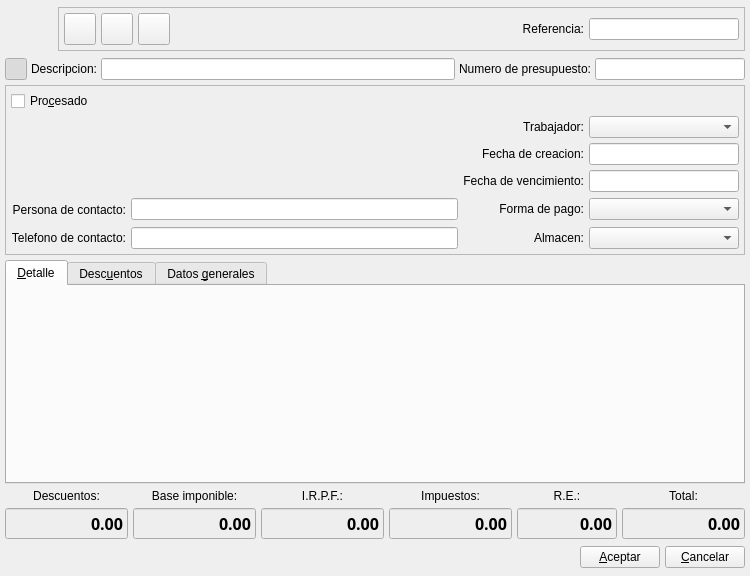
Old version of the form bulmages/bulmafact/plugins/pluginbf_clientepresupuesto/presupuestoclientebase.ui in the repository eboladev/Bulmages-1.
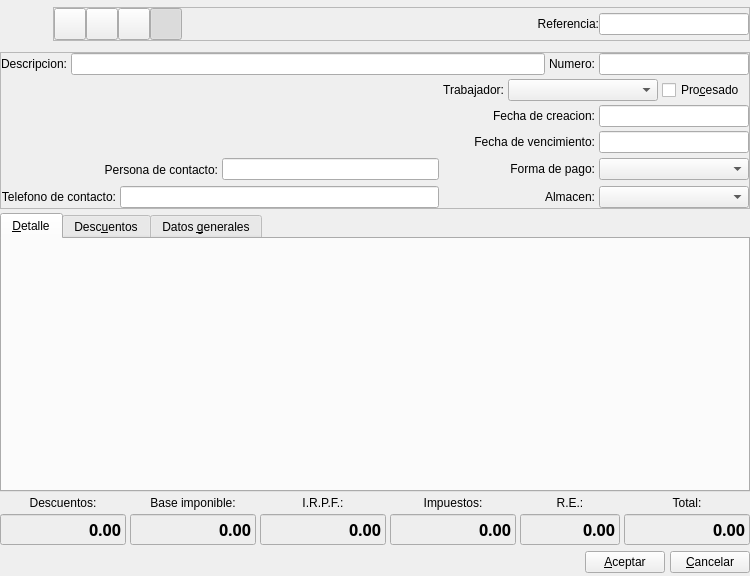
New version of the form. Icons and pictures are not drawn. Custom widgets are drawn as their Qt base class.

Commit message: Arreglo algunos detalles de CSS

Patch:
```diff
--- a/bulmages/bulmafact/plugins/pluginbf_clientepresupuesto/presupuestoclientebase.ui
+++ b/bulmages/bulmafact/plugins/pluginbf_clientepresupuesto/presupuestoclientebase.ui
@@ -23,24 +23,21 @@
    <iconset resource="../../../bulmages.qrc" >
     <normaloff>:/Images/client-quote.png</normaloff>:/Images/client-quote.png</iconset>
   </property>
-  <layout class="QGridLayout" >
-   <property name="margin" >
-    <number>5</number>
+  <layout class="QGridLayout" name="gridLayout_2">
+   <property name="margin">
+    <number>0</number>
    </property>
-   <property name="spacing" >
+   <item row="0" column="0" colspan="6">
+    <layout class="QHBoxLayout">
+     <property name="spacing">
     <number>5</number>
    </property>
-   <item row="0" column="0" colspan="6" >
-    <layout class="QHBoxLayout" >
-     <property name="spacing" >
-      <number>5</number>
-     </property>
-     <property name="margin" >
+     <property name="margin">
       <number>0</number>
      </property>
      <item>
-      <widget class="QLabel" name="pixmapLabel1" >
-       <property name="minimumSize" >
+      <widget class="QLabel" name="pixmapLabel1">
+       <property name="minimumSize">
         <size>
          <width>48</width>
          <height>48</height>
@@ -61,9 +58,9 @@
       </widget>
      </item>
      <item>
-      <widget class="QFrame" name="frame_2" >
-       <property name="sizePolicy" >
-        <sizepolicy vsizetype="Fixed" hsizetype="Expanding" >
+      <widget class="QFrame" name="frame_2">
+       <property name="sizePolicy">
+        <sizepolicy hsizetype="Expanding" vsizetype="Fixed">
          <horstretch>0</horstretch>
          <verstretch>0</verstretch>
         </sizepolicy>
@@ -74,16 +71,16 @@
        <property name="frameShadow" >
         <enum>QFrame::Raised</enum>
        </property>
-       <layout class="QHBoxLayout" >
-        <property name="spacing" >
-         <number>5</number>
+       <layout class="QHBoxLayout">
+        <property name="spacing">
+         <number>0</number>
         </property>
-        <property name="margin" >
-         <number>5</number>
+        <property name="margin">
+         <number>0</number>
         </property>
         <item>
-         <widget class="QToolButton" name="mui_guardar" >
-          <property name="minimumSize" >
+         <widget class="QToolButton" name="mui_guardar">
+          <property name="minimumSize">
            <size>
             <width>32</width>
             <height>32</height>
@@ -120,8 +117,8 @@
          </widget>
         </item>
         <item>
-         <widget class="QToolButton" name="mui_borrar" >
-          <property name="minimumSize" >
+         <widget class="QToolButton" name="mui_borrar">
+          <property name="minimumSize">
            <size>
             <width>32</width>
             <height>32</height>
@@ -158,8 +155,8 @@
          </widget>
         </item>
         <item>
-         <widget class="QToolButton" name="mui_imprimir" >
-          <property name="minimumSize" >
+         <widget class="QToolButton" name="mui_imprimir">
+          <property name="minimumSize">
            <size>
             <width>32</width>
             <height>32</height>
@@ -195,6 +192,50 @@
           </property>
          </widget>
         </item>
+        <item>
+         <widget class="QToolButton" name="mui_detalles">
+          <property name="minimumSize">
+           <size>
+            <width>32</width>
+            <height>32</height>
+           </size>
+          </property>
+          <property name="maximumSize">
+           <size>
+            <width>32</width>
+            <height>32</height>
+           </size>
+          </property>
+          <property name="toolTip">
+           <string>Mostrar/Ocultar cabecera</string>
+          </property>
+          <property name="whatsThis">
+           <string>Mostrar/Ocultar cabecera</string>
+          </property>
+          <property name="text">
+           <string/>
+          </property>
+          <property name="icon">
+           <iconset resource="../../../bulmages.qrc">
+            <normaloff>:/Images/document-properties.png</normaloff>:/Images/document-properties.png</iconset>
+          </property>
+          <property name="iconSize">
+           <size>
+            <width>32</width>
+            <height>32</height>
+           </size>
+          </property>
+          <property name="shortcut">
+           <string>Ctrl+G</string>
+          </property>
+          <property name="checkable">
+           <bool>true</bool>
+          </property>
+          <property name="checked">
+           <bool>true</bool>
+          </property>
+         </widget>
+        </item>
         <item>
          <spacer>
           <property name="orientation" >
@@ -212,9 +253,9 @@
          </spacer>
         </item>
         <item>
-         <widget class="QFrame" name="mui_plugbotones" >
-          <property name="sizePolicy" >
-           <sizepolicy vsizetype="Preferred" hsizetype="Expanding" >
+         <widget class="QFrame" name="mui_plugbotones">
+          <property name="sizePolicy">
+           <sizepolicy hsizetype="Expanding" vsizetype="Preferred">
             <horstretch>0</horstretch>
             <verstretch>0</verstretch>
            </sizepolicy>
@@ -247,9 +288,9 @@
          </spacer>
         </item>
         <item>
-         <widget class="QLabel" name="label6" >
-          <property name="sizePolicy" >
-           <sizepolicy vsizetype="Fixed" hsizetype="Preferred" >
+         <widget class="QLabel" name="label6">
+          <property name="sizePolicy">
+           <sizepolicy hsizetype="Preferred" vsizetype="Fixed">
             <horstretch>0</horstretch>
             <verstretch>0</verstretch>
            </sizepolicy>
@@ -266,9 +307,9 @@
          </widget>
         </item>
         <item>
-         <widget class="BfBuscarReferencia" name="mui_refpresupuesto" >
-          <property name="sizePolicy" >
-           <sizepolicy vsizetype="Fixed" hsizetype="Fixed" >
+         <widget class="BfBuscarReferencia" name="mui_refpresupuesto">
+          <property name="sizePolicy">
+           <sizepolicy hsizetype="Fixed" vsizetype="Fixed">
             <horstretch>0</horstretch>
             <verstretch>0</verstretch>
            </sizepolicy>
@@ -292,56 +333,36 @@
      </item>
     </layout>
    </item>
-   <item row="1" column="0" colspan="6" >
-    <layout class="QHBoxLayout" >
-     <item>
-      <widget class="QToolButton" name="mui_detalles" >
-       <property name="minimumSize" >
-        <size>
-         <width>22</width>
-         <height>22</height>
-        </size>
-       </property>
-       <property name="maximumSize" >
+   <item row="1" column="0" colspan="6">
+    <widget class="QFrame" name="frame">
+     <property name="sizePolicy">
+      <sizepolicy hsizetype="Expanding" vsizetype="Preferred">
+       <horstretch>0</horstretch>
+       <verstretch>0</verstretch>
+      </sizepolicy>
+     </property>
+     <property name="minimumSize">
         <size>
-         <width>22</width>
-         <height>22</height>
-        </size>
-       </property>
-       <property name="toolTip" >
-        <string>Mostrar/Ocultar cabecera</string>
-       </property>
-       <property name="whatsThis" >
-        <string>Mostrar/Ocultar cabecera</string>
-       </property>
-       <property name="text" >
-        <string/>
-       </property>
-       <property name="icon" >
-        <iconset resource="../../../bulmages.qrc" >
-         <normaloff>:/Images/document-open.png</normaloff>:/Images/document-open.png</iconset>
-       </property>
-       <property name="iconSize" >
-        <size>
-         <width>32</width>
-         <height>32</height>
-        </size>
-       </property>
-       <property name="shortcut" >
-        <string>Ctrl+G</string>
-       </property>
-       <property name="checkable" >
-        <bool>true</bool>
-       </property>
-       <property name="checked" >
-        <bool>true</bool>
-       </property>
-      </widget>
-     </item>
+       <width>0</width>
+       <height>0</height>
+      </size>
+     </property>
+     <property name="frameShape">
+      <enum>QFrame::StyledPanel</enum>
+     </property>
+     <property name="frameShadow">
+      <enum>QFrame::Raised</enum>
+     </property>
+     <layout class="QGridLayout" name="gridLayout">
+      <property name="margin">
+       <number>0</number>
+      </property>
+      <item row="0" column="0" colspan="4">
+       <layout class="QHBoxLayout">
      <item>
-      <widget class="QLabel" name="label8" >
-       <property name="sizePolicy" >
-        <sizepolicy vsizetype="Fixed" hsizetype="Preferred" >
+         <widget class="QLabel" name="label8">
+          <property name="sizePolicy">
+           <sizepolicy hsizetype="Preferred" vsizetype="Fixed">
          <horstretch>0</horstretch>
          <verstretch>0</verstretch>
         </sizepolicy>
@@ -358,9 +379,9 @@
       </widget>
      </item>
      <item>
-      <widget class="QLineEdit" name="mui_descpresupuesto" >
-       <property name="sizePolicy" >
-        <sizepolicy vsizetype="Preferred" hsizetype="Expanding" >
+         <widget class="QLineEdit" name="mui_descpresupuesto">
+          <property name="sizePolicy">
+           <sizepolicy hsizetype="Expanding" vsizetype="Preferred">
          <horstretch>0</horstretch>
          <verstretch>0</verstretch>
         </sizepolicy>
@@ -371,17 +392,17 @@
       </widget>
      </item>
      <item>
-      <widget class="QLabel" name="label7" >
-       <property name="sizePolicy" >
-        <sizepolicy vsizetype="Fixed" hsizetype="Preferred" >
+         <widget class="QLabel" name="label7">
+          <property name="sizePolicy">
+           <sizepolicy hsizetype="Preferred" vsizetype="Fixed">
          <horstretch>0</horstretch>
          <verstretch>0</verstretch>
         </sizepolicy>
        </property>
-       <property name="text" >
-        <string>Numero de presupuesto:</string>
-       </property>
-       <property name="alignment" >
+          <property name="text">
+           <string>Numero:</string>
+          </property>
+          <property name="alignment">
         <set>Qt::AlignRight|Qt::AlignTrailing|Qt::AlignVCenter</set>
        </property>
        <property name="buddy" >
@@ -390,9 +411,9 @@
       </widget>
      </item>
      <item>
-      <widget class="QLineEdit" name="mui_numpresupuesto" >
-       <property name="sizePolicy" >
-        <sizepolicy vsizetype="Preferred" hsizetype="Preferred" >
+         <widget class="QLineEdit" name="mui_numpresupuesto">
+          <property name="sizePolicy">
+           <sizepolicy hsizetype="Preferred" vsizetype="Preferred">
          <horstretch>0</horstretch>
          <verstretch>0</verstretch>
         </sizepolicy>
@@ -413,84 +434,33 @@
      </item>
     </layout>
    </item>
-   <item row="2" column="0" colspan="6" >
-    <widget class="QFrame" name="frame" >
-     <property name="sizePolicy" >
-      <sizepolicy vsizetype="Preferred" hsizetype="Expanding" >
+      <item row="1" column="0" rowspan="3">
+       <widget class="BlSearchWidget" name="mui_idcliente" native="true">
+        <property name="sizePolicy">
+         <sizepolicy hsizetype="Ignored" vsizetype="Ignored">
        <horstretch>0</horstretch>
        <verstretch>0</verstretch>
       </sizepolicy>
      </property>
      <property name="minimumSize" >
       <size>
-       <width>0</width>
-       <height>0</height>
-      </size>
-     </property>
-     <property name="frameShape" >
-      <enum>QFrame::StyledPanel</enum>
-     </property>
-     <property name="frameShadow" >
-      <enum>QFrame::Raised</enum>
-     </property>
-     <layout class="QGridLayout" >
-      <property name="margin" >
-       <number>5</number>
-      </property>
-      <property name="spacing" >
-       <number>5</number>
-      </property>
-      <item row="0" column="0" colspan="4" >
-       <widget class="QCheckBox" name="mui_procesadopresupuesto" >
-        <property name="layoutDirection" >
-         <enum>Qt::LeftToRight</enum>
-        </property>
-        <property name="text" >
-         <string>Pro&amp;cesado</string>
-        </property>
-       </widget>
-      </item>
-      <item row="1" column="3" colspan="2" >
-       <widget class="BfBuscarTrabajador" name="mui_idtrabajador" >
-        <property name="minimumSize" >
-         <size>
           <width>150</width>
           <height>0</height>
          </size>
         </property>
-        <property name="maximumSize" >
-         <size>
-          <width>150</width>
-          <height>16777215</height>
-         </size>
-        </property>
        </widget>
       </item>
-      <item rowspan="3" row="1" column="0" colspan="2" >
-       <widget class="BlSearchWidget" native="1" name="mui_idcliente" >
-        <property name="sizePolicy" >
-         <sizepolicy vsizetype="Ignored" hsizetype="Ignored" >
+      <item row="1" column="1">
+       <layout class="QHBoxLayout" name="horizontalLayout_7">
+        <item>
+         <widget class="QLabel" name="label10">
+          <property name="sizePolicy">
+           <sizepolicy hsizetype="Preferred" vsizetype="Fixed">
           <horstretch>0</horstretch>
           <verstretch>0</verstretch>
          </sizepolicy>
         </property>
-        <property name="minimumSize" >
-         <size>
-          <width>150</width>
-          <height>0</height>
-         </size>
-        </property>
-       </widget>
-      </item>
-      <item row="1" column="2" >
-       <widget class="QLabel" name="label10" >
-        <property name="sizePolicy" >
-         <sizepolicy vsizetype="Fixed" hsizetype="Preferred" >
-          <horstretch>0</horstretch>
-          <verstretch>0</verstretch>
-         </sizepolicy>
-        </property>
-        <property name="text" >
+          <property name="text">
          <string>Trabajador:</string>
         </property>
         <property name="alignment" >
@@ -501,10 +471,40 @@
         </property>
        </widget>
       </item>
-      <item row="2" column="2" >
-       <widget class="QLabel" name="label15" >
-        <property name="sizePolicy" >
-         <sizepolicy vsizetype="Fixed" hsizetype="Preferred" >
+        <item>
+         <widget class="BfBuscarTrabajador" name="mui_idtrabajador">
+          <property name="minimumSize">
+           <size>
+            <width>150</width>
+            <height>0</height>
+           </size>
+          </property>
+          <property name="maximumSize">
+           <size>
+            <width>150</width>
+            <height>16777215</height>
+           </size>
+          </property>
+         </widget>
+        </item>
+       </layout>
+      </item>
+      <item row="1" column="2">
+       <widget class="QCheckBox" name="mui_procesadopresupuesto">
+        <property name="layoutDirection">
+         <enum>Qt::LeftToRight</enum>
+        </property>
+        <property name="text">
+         <string>Pro&amp;cesado</string>
+        </property>
+       </widget>
+      </item>
+      <item row="2" column="1" colspan="3">
+       <layout class="QHBoxLayout" name="horizontalLayout_6">
+        <item>
+         <widget class="QLabel" name="label15">
+          <property name="sizePolicy">
+           <sizepolicy hsizetype="Preferred" vsizetype="Fixed">
           <horstretch>0</horstretch>
           <verstretch>0</verstretch>
          </sizepolicy>
@@ -520,9 +520,9 @@
         </property>
        </widget>
       </item>
-      <item row="2" column="3" colspan="2" >
-       <widget class="BlDateSearch" name="mui_fpresupuesto" >
-        <property name="minimumSize" >
+        <item>
+         <widget class="BlDateSearch" name="mui_fpresupuesto">
+          <property name="minimumSize">
          <size>
           <width>150</width>
           <height>0</height>
@@ -536,10 +536,14 @@
         </property>
        </widget>
       </item>
-      <item row="3" column="2" >
-       <widget class="QLabel" name="label11" >
-        <property name="sizePolicy" >
-         <sizepolicy vsizetype="Fixed" hsizetype="Preferred" >
+       </layout>
+      </item>
+      <item row="3" column="1" colspan="3">
+       <layout class="QHBoxLayout" name="horizontalLayout_5">
+        <item>
+         <widget class="QLabel" name="label11">
+          <property name="sizePolicy">
+           <sizepolicy hsizetype="Preferred" vsizetype="Fixed">
           <horstretch>0</horstretch>
           <verstretch>0</verstretch>
          </sizepolicy>
@@ -555,9 +559,9 @@
         </property>
        </widget>
       </item>
-      <item row="3" column="3" colspan="2" >
-       <widget class="BlDateSearch" name="mui_vencpresupuesto" >
-        <property name="minimumSize" >
+        <item>
+         <widget class="BlDateSearch" name="mui_vencpresupuesto">
+          <property name="minimumSize">
          <size>
           <width>150</width>
           <height>0</height>
@@ -571,10 +575,14 @@
         </property>
        </widget>
       </item>
-      <item row="4" column="0" >
-       <widget class="QLabel" name="label9" >
-        <property name="sizePolicy" >
-         <sizepolicy vsizetype="Fixed" hsizetype="Preferred" >
+       </layout>
+      </item>
+      <item row="4" column="0">
+       <layout class="QHBoxLayout" name="horizontalLayout_2">
+        <item>
+         <widget class="QLabel" name="label9">
+          <property name="sizePolicy">
+           <sizepolicy hsizetype="Preferred" vsizetype="Fixed">
           <horstretch>0</horstretch>
           <verstretch>0</verstretch>
          </sizepolicy>
@@ -596,20 +604,24 @@
         </property>
        </widget>
       </item>
-      <item row="4" column="1" >
-       <widget class="QLineEdit" name="mui_contactpresupuesto" >
-        <property name="sizePolicy" >
-         <sizepolicy vsizetype="Fixed" hsizetype="Ignored" >
+        <item>
+         <widget class="QLineEdit" name="mui_contactpresupuesto">
+          <property name="sizePolicy">
+           <sizepolicy hsizetype="Ignored" vsizetype="Fixed">
           <horstretch>0</horstretch>
           <verstretch>0</verstretch>
          </sizepolicy>
         </property>
        </widget>
       </item>
-      <item row="4" column="2" >
-       <widget class="QLabel" name="label12" >
-        <property name="sizePolicy" >
-         <sizepolicy vsizetype="Fixed" hsizetype="Preferred" >
+       </layout>
+      </item>
+      <item row="4" column="1" colspan="3">
+       <layout class="QHBoxLayout" name="horizontalLayout_4">
+        <item>
+         <widget class="QLabel" name="label12">
+          <property name="sizePolicy">
+           <sizepolicy hsizetype="Preferred" vsizetype="Fixed">
           <horstretch>0</horstretch>
           <verstretch>0</verstretch>
          </sizepolicy>
@@ -625,9 +637,9 @@
         </property>
        </widget>
       </item>
-      <item row="4" column="3" colspan="2" >
-       <widget class="BfBuscarFormaPago" name="mui_idforma_pago" >
-        <property name="maximumSize" >
+        <item>
+         <widget class="BfBuscarFormaPago" name="mui_idforma_pago">
+          <property name="maximumSize">
          <size>
           <width>150</width>
           <height>16777215</height>
@@ -635,10 +647,14 @@
         </property>
        </widget>
       </item>
-      <item row="5" column="0" >
-       <widget class="QLabel" name="label14" >
-        <property name="sizePolicy" >
-         <sizepolicy vsizetype="Fixed" hsizetype="Preferred" >
+       </layout>
+      </item>
+      <item row="5" column="0">
+       <layout class="QHBoxLayout" name="horizontalLayout">
+        <item>
+         <widget class="QLabel" name="label14">
+          <property name="sizePolicy">
+           <sizepolicy hsizetype="Preferred" vsizetype="Fixed">
           <horstretch>0</horstretch>
           <verstretch>0</verstretch>
          </sizepolicy>
@@ -654,20 +670,24 @@
         </property>
        </widget>
       </item>
-      <item row="5" column="1" >
-       <widget class="QLineEdit" name="mui_telpresupuesto" >
-        <property name="sizePolicy" >
-         <sizepolicy vsizetype="Fixed" hsizetype="Expanding" >
+        <item>
+         <widget class="QLineEdit" name="mui_telpresupuesto">
+          <property name="sizePolicy">
+           <sizepolicy hsizetype="Expanding" vsizetype="Fixed">
           <horstretch>0</horstretch>
           <verstretch>0</verstretch>
          </sizepolicy>
         </property>
        </widget>
       </item>
-      <item row="5" column="2" >
-       <widget class="QLabel" name="m_lblalmacen" >
-        <property name="sizePolicy" >
-         <sizepolicy vsizetype="Fixed" hsizetype="Preferred" >
+       </layout>
+      </item>
+      <item row="5" column="1" colspan="3">
+       <layout class="QHBoxLayout" name="horizontalLayout_3">
+        <item>
+         <widget class="QLabel" name="m_lblalmacen">
+          <property name="sizePolicy">
+           <sizepolicy hsizetype="Preferred" vsizetype="Fixed">
           <horstretch>0</horstretch>
           <verstretch>0</verstretch>
          </sizepolicy>
@@ -683,9 +703,9 @@
         </property>
        </widget>
       </item>
-      <item row="5" column="3" colspan="2" >
-       <widget class="BfBuscarAlmacen" name="mui_idalmacen" >
-        <property name="minimumSize" >
+        <item>
+         <widget class="BfBuscarAlmacen" name="mui_idalmacen">
+          <property name="minimumSize">
          <size>
           <width>150</width>
           <height>0</height>
@@ -700,12 +720,14 @@
        </widget>
       </item>
      </layout>
+      </item>
+     </layout>
     </widget>
    </item>
-   <item row="3" column="0" colspan="6" >
-    <widget class="QTabWidget" name="m_general" >
-     <property name="sizePolicy" >
-      <sizepolicy vsizetype="Expanding" hsizetype="Expanding" >
+   <item row="2" column="0" colspan="6">
+    <widget class="QTabWidget" name="m_general">
+     <property name="sizePolicy">
+      <sizepolicy hsizetype="Expanding" vsizetype="Expanding">
        <horstretch>0</horstretch>
        <verstretch>0</verstretch>
       </sizepolicy>
@@ -717,17 +739,17 @@
       <attribute name="title" >
        <string>&amp;Detalle</string>
       </attribute>
-      <layout class="QVBoxLayout" >
-       <property name="spacing" >
+      <layout class="QVBoxLayout">
+       <property name="spacing">
         <number>5</number>
        </property>
-       <property name="margin" >
+       <property name="margin">
         <number>5</number>
        </property>
        <item>
-        <widget class="ListLinPresupuestoView" native="1" name="subform2" >
-         <property name="sizePolicy" >
-          <sizepolicy vsizetype="Expanding" hsizetype="Expanding" >
+        <widget class="ListLinPresupuestoView" name="subform2" native="true">
+         <property name="sizePolicy">
+          <sizepolicy hsizetype="Expanding" vsizetype="Expanding">
            <horstretch>0</horstretch>
            <verstretch>0</verstretch>
           </sizepolicy>
@@ -787,10 +809,10 @@
      </widget>
     </widget>
    </item>
-   <item row="4" column="0" >
-    <widget class="QLabel" name="label3" >
-     <property name="sizePolicy" >
-      <sizepolicy vsizetype="Preferred" hsizetype="Preferred" >
+   <item row="3" column="0">
+    <widget class="QLabel" name="label3">
+     <property name="sizePolicy">
+      <sizepolicy hsizetype="Preferred" vsizetype="Preferred">
        <horstretch>0</horstretch>
        <verstretch>0</verstretch>
       </sizepolicy>
@@ -803,10 +825,10 @@
      </property>
     </widget>
    </item>
-   <item row="4" column="1" >
-    <widget class="QLabel" name="label2" >
-     <property name="sizePolicy" >
-      <sizepolicy vsizetype="Preferred" hsizetype="Preferred" >
+   <item row="3" column="1">
+    <widget class="QLabel" name="label2">
+     <property name="sizePolicy">
+      <sizepolicy hsizetype="Preferred" vsizetype="Preferred">
        <horstretch>0</horstretch>
        <verstretch>0</verstretch>
       </sizepolicy>
@@ -819,10 +841,10 @@
      </property>
     </widget>
    </item>
-   <item row="4" column="2" >
-    <widget class="QLabel" name="label4_3" >
-     <property name="sizePolicy" >
-      <sizepolicy vsizetype="Preferred" hsizetype="Preferred" >
+   <item row="3" column="2">
+    <widget class="QLabel" name="label4_3">
+     <property name="sizePolicy">
+      <sizepolicy hsizetype="Preferred" vsizetype="Preferred">
        <horstretch>0</horstretch>
        <verstretch>0</verstretch>
       </sizepolicy>
@@ -835,10 +857,10 @@
      </property>
     </widget>
    </item>
-   <item row="4" column="3" >
-    <widget class="QLabel" name="label4" >
-     <property name="sizePolicy" >
-      <sizepolicy vsizetype="Preferred" hsizetype="Preferred" >
+   <item row="3" column="3">
+    <widget class="QLabel" name="label4">
+     <property name="sizePolicy">
+      <sizepolicy hsizetype="Preferred" vsizetype="Preferred">
        <horstretch>0</horstretch>
        <verstretch>0</verstretch>
       </sizepolicy>
@@ -851,10 +873,10 @@
      </property>
     </widget>
    </item>
-   <item row="4" column="4" >
-    <widget class="QLabel" name="label4_2" >
-     <property name="sizePolicy" >
-      <sizepolicy vsizetype="Preferred" hsizetype="Preferred" >
+   <item row="3" column="4">
+    <widget class="QLabel" name="label4_2">
+     <property name="sizePolicy">
+      <sizepolicy hsizetype="Preferred" vsizetype="Preferred">
        <horstretch>0</horstretch>
        <verstretch>0</verstretch>
       </sizepolicy>
@@ -873,10 +895,10 @@
      </property>
     </widget>
    </item>
-   <item row="4" column="5" >
-    <widget class="QLabel" name="label1" >
-     <property name="sizePolicy" >
-      <sizepolicy vsizetype="Preferred" hsizetype="Expanding" >
+   <item row="3" column="5">
+    <widget class="QLabel" name="label1">
+     <property name="sizePolicy">
+      <sizepolicy hsizetype="Expanding" vsizetype="Preferred">
        <horstretch>0</horstretch>
        <verstretch>0</verstretch>
       </sizepolicy>
@@ -889,9 +911,9 @@
      </property>
     </widget>
    </item>
-   <item row="5" column="0" >
-    <widget class="QLineEdit" name="m_totalDiscounts" >
-     <property name="enabled" >
+   <item row="4" column="0">
+    <widget class="QLineEdit" name="m_totalDiscounts">
+     <property name="enabled">
       <bool>true</bool>
      </property>
      <property name="sizePolicy" >
@@ -998,10 +1020,10 @@
      </property>
     </widget>
    </item>
-   <item row="5" column="1" >
-    <widget class="QLineEdit" name="m_totalBases" >
-     <property name="sizePolicy" >
-      <sizepolicy vsizetype="Fixed" hsizetype="Fixed" >
+   <item row="4" column="1">
+    <widget class="QLineEdit" name="m_totalBases">
+     <property name="sizePolicy">
+      <sizepolicy hsizetype="Fixed" vsizetype="Fixed">
        <horstretch>0</horstretch>
        <verstretch>0</verstretch>
       </sizepolicy>
@@ -1077,10 +1099,10 @@
      </property>
     </widget>
    </item>
-   <item row="5" column="2" >
-    <widget class="QLineEdit" name="m_totalIRPF" >
-     <property name="sizePolicy" >
-      <sizepolicy vsizetype="Fixed" hsizetype="Fixed" >
+   <item row="4" column="2">
+    <widget class="QLineEdit" name="m_totalIRPF">
+     <property name="sizePolicy">
+      <sizepolicy hsizetype="Fixed" vsizetype="Fixed">
        <horstretch>0</horstretch>
        <verstretch>0</verstretch>
       </sizepolicy>
@@ -1156,10 +1178,10 @@
      </property>
     </widget>
    </item>
-   <item row="5" column="3" >
-    <widget class="QLineEdit" name="m_totalTaxes" >
-     <property name="sizePolicy" >
-      <sizepolicy vsizetype="Fixed" hsizetype="Fixed" >
+   <item row="4" column="3">
+    <widget class="QLineEdit" name="m_totalTaxes">
+     <property name="sizePolicy">
+      <sizepolicy hsizetype="Fixed" vsizetype="Fixed">
        <horstretch>0</horstretch>
        <verstretch>0</verstretch>
       </sizepolicy>
@@ -1235,10 +1257,10 @@
      </property>
     </widget>
    </item>
-   <item row="5" column="4" >
-    <widget class="QLineEdit" name="m_totalReqEq" >
-     <property name="sizePolicy" >
-      <sizepolicy vsizetype="Fixed" hsizetype="Fixed" >
+   <item row="4" column="4">
+    <widget class="QLineEdit" name="m_totalReqEq">
+     <property name="sizePolicy">
+      <sizepolicy hsizetype="Fixed" vsizetype="Fixed">
        <horstretch>0</horstretch>
        <verstretch>0</verstretch>
       </sizepolicy>
@@ -1320,9 +1342,9 @@
      </property>
     </widget>
    </item>
-   <item row="5" column="5" >
-    <widget class="QLineEdit" name="m_totalPresupuestoCliente" >
-     <property name="enabled" >
+   <item row="4" column="5">
+    <widget class="QLineEdit" name="m_totalPresupuestoCliente">
+     <property name="enabled">
       <bool>true</bool>
      </property>
      <property name="sizePolicy" >
@@ -1408,12 +1430,12 @@
      </property>
     </widget>
    </item>
-   <item row="6" column="0" colspan="6" >
-    <layout class="QHBoxLayout" >
-     <property name="spacing" >
+   <item row="5" column="0" colspan="6">
+    <layout class="QHBoxLayout">
+     <property name="spacing">
       <number>5</number>
      </property>
-     <property name="margin" >
+     <property name="margin">
       <number>0</number>
      </property>
      <item>
@@ -1430,15 +1452,15 @@
       </spacer>
      </item>
      <item>
-      <widget class="QPushButton" name="mui_aceptar" >
-       <property name="text" >
+      <widget class="QPushButton" name="mui_aceptar">
+       <property name="text">
         <string>&amp;Aceptar</string>
        </property>
       </widget>
      </item>
      <item>
-      <widget class="QPushButton" name="mui_cancelar" >
-       <property name="text" >
+      <widget class="QPushButton" name="mui_cancelar">
+       <property name="text">
         <string>&amp;Cancelar</string>
        </property>
       </widget>
@@ -1447,7 +1469,7 @@
    </item>
   </layout>
  </widget>
- <layoutdefault spacing="4" margin="3" />
+ <layoutdefault spacing="4" margin="3"/>
  <customwidgets>
   <customwidget>
    <class>BfBuscarFormaPago</class>
```
Left out of the diff: 482 changed lines with no effect on the pictures. Lines whose indentation alone changed are shown as unchanged. The commit also changes 22 other files.
